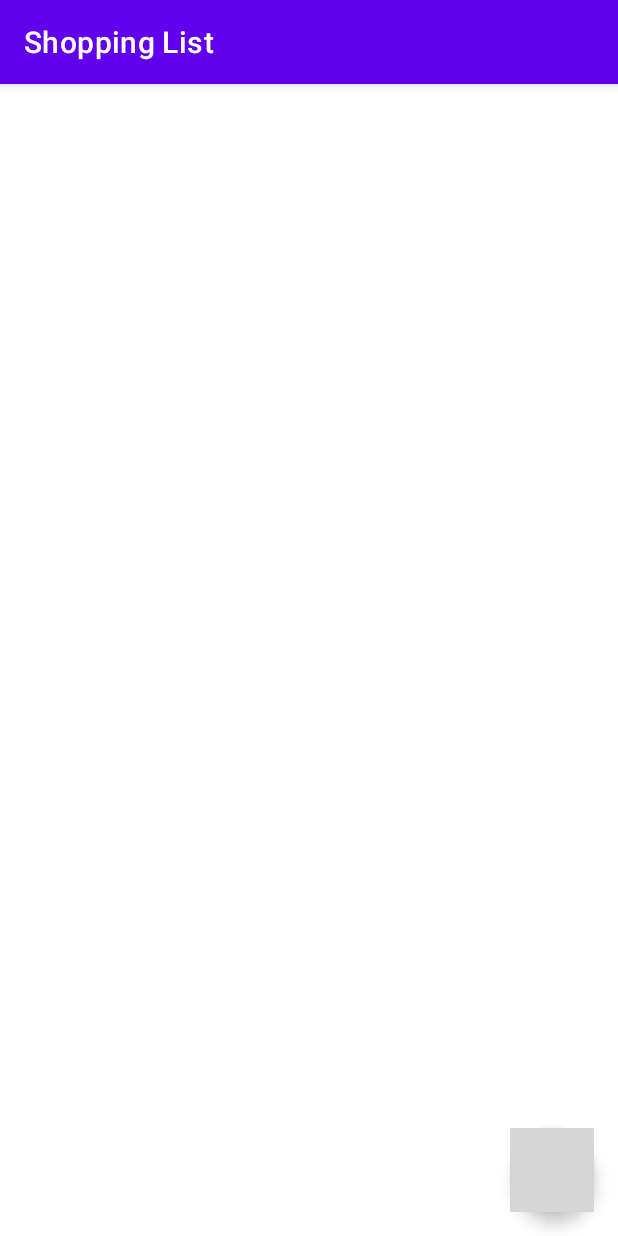
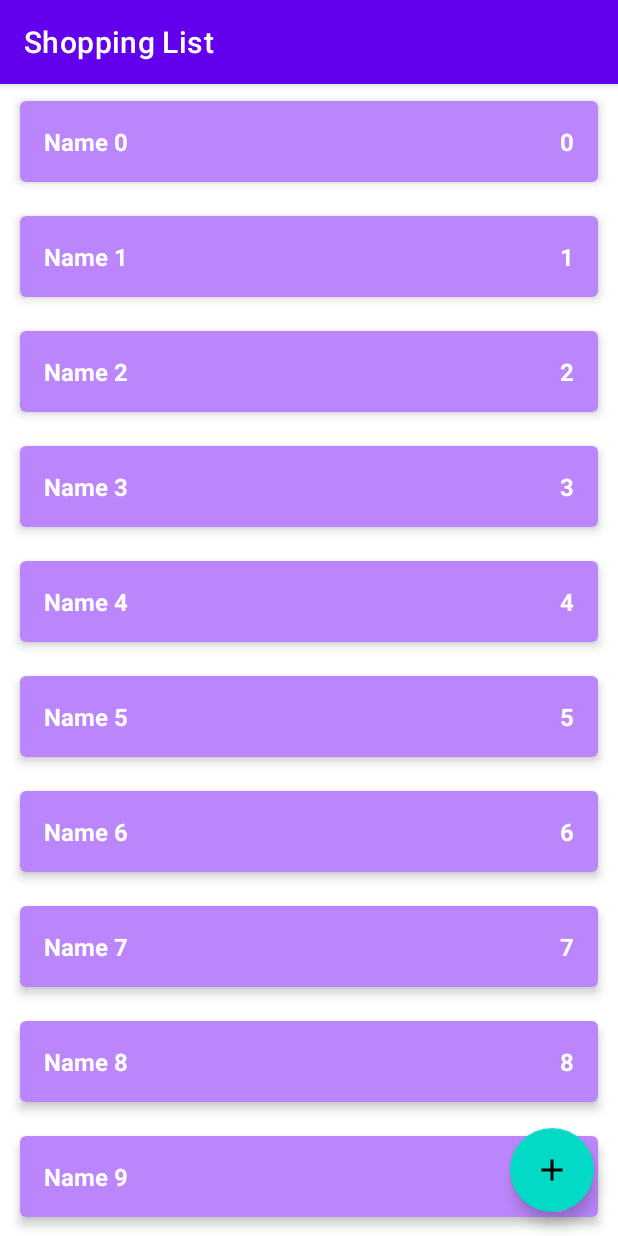
Before and after one commit to paveltrue/androidLearning, an Android app: the screen it shows after launch (MainActivity), on a phone screen of 412 x 824 dp. Run offline under Robolectric (Android 15) with nearby library versions, the phone set to English and light mode, and no system bars; grey boxes are pictures that could not be loaded.

Commit message:
add view

```diff
--- a/app/src/main/java/com/yanpav/purchaselist/data/ShopListRepositoryImpl.kt
+++ b/app/src/main/java/com/yanpav/purchaselist/data/ShopListRepositoryImpl.kt
@@ -8,16 +8,16 @@ import java.lang.RuntimeException
 
 object ShopListRepositoryImpl : ShopListRepository {
 
+    private val shopListLD = MutableLiveData<List<ShopItem>>()
+    private val shopList = sortedSetOf<ShopItem>({ o1, o2 -> o1.id.compareTo(o2.id) })
+    private var autoIncrementId = 0
+
     init {
-        for (i in 0 until 10) {
+        for (i in 0 until 1000) {
             val item = ShopItem("Name $i", i, true)
             addShopItem(item)
         }
     }
-
-    private val shopListLD = MutableLiveData<List<ShopItem>>()
-    private val shopList = mutableListOf<ShopItem>()
-    private var autoIncrementId = 0
 
     override fun addShopItem(shopItem: ShopItem) {
         if (shopItem.id == ShopItem.UNDEFINED_ID) {
@@ -35,7 +35,7 @@ object ShopListRepositoryImpl : ShopListRepository {
     override fun editShopItem(shopItem: ShopItem) {
         val oldElement = getSHopItem(shopItem.id)
         shopList.remove(oldElement)
-        shopList.add(shopItem)
+        addShopItem(shopItem)
     }
 
     override fun getSHopItem(shopItemId: Int): ShopItem {
--- a/app/src/main/java/com/yanpav/purchaselist/presentation/MainActivity.kt
+++ b/app/src/main/java/com/yanpav/purchaselist/presentation/MainActivity.kt
@@ -3,20 +3,47 @@ package com.yanpav.purchaselist.presentation
 import androidx.appcompat.app.AppCompatActivity
 import android.os.Bundle
 import android.util.Log
+import android.view.LayoutInflater
+import android.widget.LinearLayout
+import android.widget.TextView
 import androidx.lifecycle.ViewModel
 import androidx.lifecycle.ViewModelProvider
 import com.yanpav.purchaselist.R
+import com.yanpav.purchaselist.domain.ShopItem
 
 class MainActivity : AppCompatActivity() {
 
     private lateinit var viewModel: MainViewModel
+    private lateinit var llShopList: LinearLayout
 
     override fun onCreate(savedInstanceState: Bundle?) {
         super.onCreate(savedInstanceState)
         setContentView(R.layout.activity_main)
+        llShopList = findViewById(R.id.ll_shop_list)
         viewModel = ViewModelProvider(this).get(MainViewModel::class.java)
         viewModel.shopList.observe(this) {
-            Log.d("MainActivityTest", it.toString())
+            showList(it)
+        }
+    }
+
+    private fun showList(list: List<ShopItem>) {
+        llShopList.removeAllViews()
+        for (shopItem in list) {
+            val layoutId = if (shopItem.enabled) {
+                R.layout.item_shop_enabled
+            } else {
+                R.layout.item_shop_disabled
+            }
+            val view = LayoutInflater.from(this).inflate(layoutId, llShopList, false)
+            val tvName = view.findViewById<TextView>(R.id.tv_name)
+            val tvCount = view.findViewById<TextView>(R.id.tv_count)
+            tvName.text = shopItem.name
+            tvCount.text = shopItem.count.toString()
+            view.setOnLongClickListener {
+                viewModel.changeEnableState(shopItem)
+                true
+            }
+            llShopList.addView(view)
         }
     }
 }
--- /dev/null
+++ b/app/src/main/res/drawable/ic_add.xml
@@ -0,0 +1,9 @@
+<vector xmlns:android="http://schemas.android.com/apk/res/android"
+    android:width="24dp"
+    android:height="24dp"
+    android:viewportWidth="24"
+    android:viewportHeight="24">
+    <path
+        android:pathData="M19,13h-6v6h-2v-6H5v-2h6V5h2v6h6v2z"
+        android:fillColor="#ffffff"/>
+</vector>
--- a/app/src/main/res/layout/activity_main.xml
+++ b/app/src/main/res/layout/activity_main.xml
@@ -6,10 +6,23 @@
     android:layout_height="match_parent"
     tools:context=".presentation.MainActivity">
 
+    <ScrollView
+        android:layout_width="match_parent"
+        android:layout_height="match_parent">
+
+        <LinearLayout
+            android:id="@+id/ll_shop_list"
+            android:layout_width="match_parent"
+            android:layout_height="wrap_content"
+            android:orientation="vertical"
+            />
+    </ScrollView>
+
     <androidx.recyclerview.widget.RecyclerView
         android:id="@+id/rv_shop_list"
         android:layout_width="0dp"
         android:layout_height="0dp"
+        android:visibility="gone"
         app:layout_constraintBottom_toBottomOf="parent"
         app:layout_constraintEnd_toEndOf="parent"
         app:layout_constraintStart_toStartOf="parent"
```
